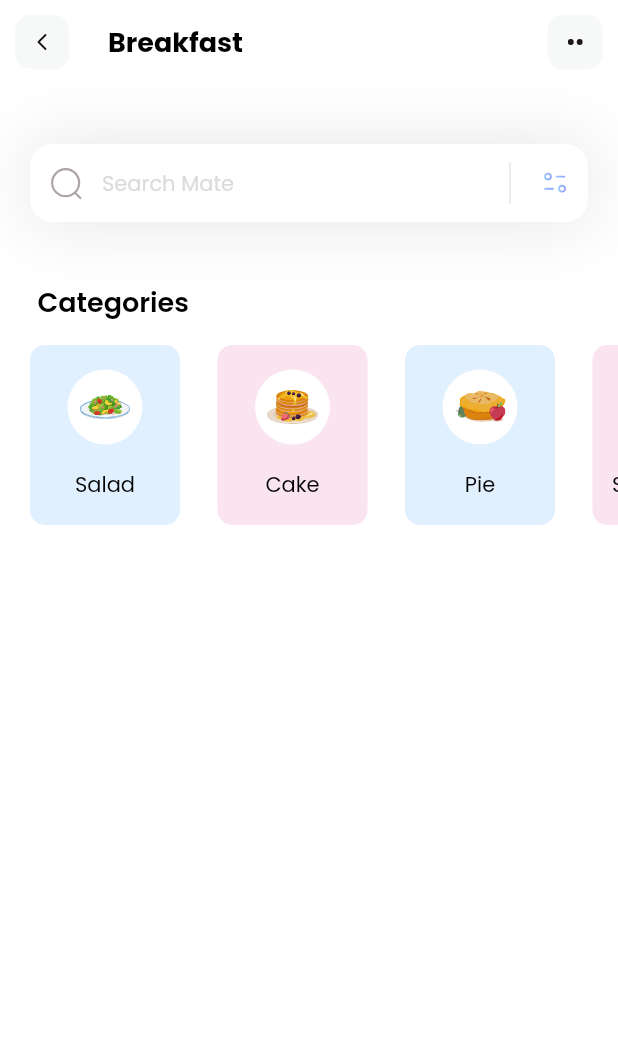
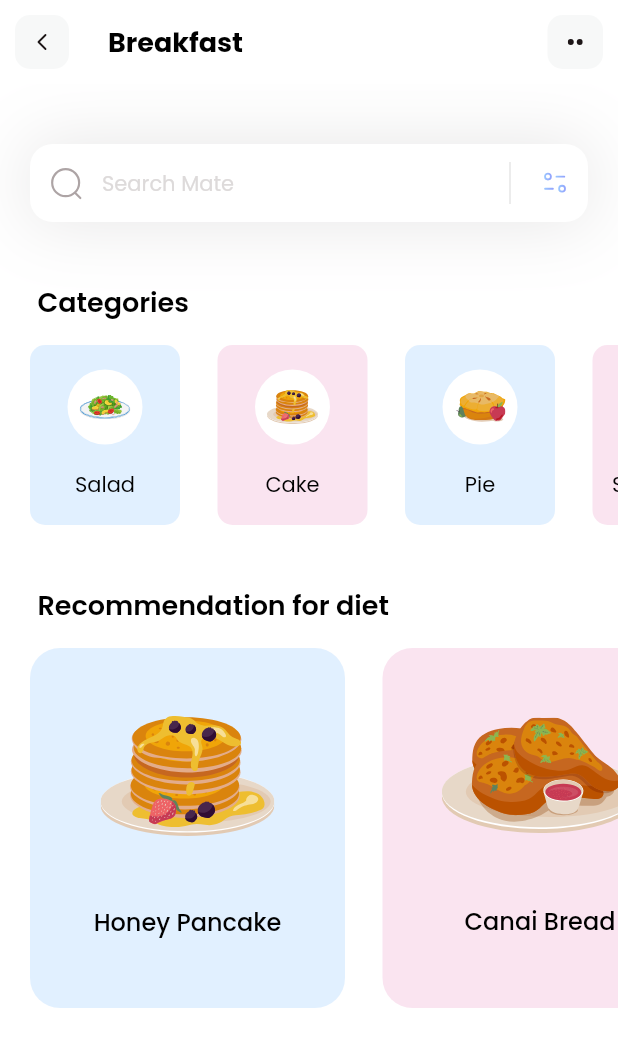
Before and after one commit to mamerida/dietApp, a Flutter app: the screen it shows after launch, on a phone screen of 412 x 824 dp. Shown: the top 1047 px of the screen. Run offline on Flutter 3.47's test engine with Material 2 defaults, Android fonts, the phone set to English and light mode, and no system bars; our stand-ins replace flutter_svg.

Commit message:
add diets

```diff
--- /dev/null
+++ b/lib/models/diet_model.dart
@@ -0,0 +1,51 @@
+import 'package:flutter/material.dart';
+
+class DietModel {
+  String name;
+  String iconPath;
+  String level;
+  String duration;
+  String calorie;
+  Color boxColor;
+  bool viewIsSelected;
+
+  DietModel({
+    required this.name,
+    required this.iconPath,
+    required this.level,
+    required this.duration,
+    required this.calorie,
+    required this.boxColor,
+    required this.viewIsSelected
+  });
+
+  static List < DietModel > getDiets() {
+    List < DietModel > diets = [];
+
+    diets.add(
+      DietModel(
+       name: 'Honey Pancake',
+       iconPath: 'assets/icons/honey-pancakes.svg',
+       level: 'Easy',
+       duration: '30mins',
+       calorie: '180kCal',
+       viewIsSelected: true,
+       boxColor: Color(0xff9DCEFF)
+      )
+    );
+
+    diets.add(
+      DietModel(
+       name: 'Canai Bread',
+       iconPath: 'assets/icons/canai-bread.svg',
+       level: 'Easy',
+       duration: '20mins',
+       calorie: '230kCal',
+       viewIsSelected: false,
+       boxColor: Color(0xffEEA4CE)
+      )
+    );
+
+    return diets;
+  }
+}
--- a/lib/pages/home.dart
+++ b/lib/pages/home.dart
@@ -1,4 +1,5 @@
 import 'package:fitness/models/category_models.dart';
+import 'package:fitness/models/diet_model.dart';
 import 'package:flutter/material.dart';
 import 'package:flutter_svg/svg.dart';
 
@@ -12,14 +13,21 @@ class HomePage extends StatefulWidget {
 
 class _HomePageState extends State<HomePage> {
   List<CategoryModel> categories = [];
+  List<DietModel> diets = [];
 
   void _getCategories(){
     categories = CategoryModel.getCategories();
   }
 
+  void _getDiets(){
+    diets = DietModel.getDiets();
+  }
+
+
   @override
   Widget build(BuildContext context){
     _getCategories();
+    _getDiets();
     return Scaffold(
       appBar: Appbar(),
       backgroundColor: Colors.white,
@@ -28,7 +36,60 @@ class _HomePageState extends State<HomePage> {
         children: [
           _searchField(),
           SizedBox(height: 40),
-          _categorySection()
+          _categorySection(),
+          SizedBox(height: 40),
+          Column(
+            crossAxisAlignment: CrossAxisAlignment.start,
+            children: [
+            const Padding(
+                padding: EdgeInsets.only(left: 25),
+                child: Text(
+                  "Recommendation for diet",
+                  style: TextStyle(
+                    color: Colors.black,
+                    fontSize: 18,
+                    fontWeight: FontWeight.w600
+                  ),
+                ),
+              ),
+              SizedBox(height: 15),
+              Container(
+                height: 240,
+                child: ListView.separated(
+                  separatorBuilder: (context, index) => SizedBox(width: 25,),
+                  itemCount: diets.length,
+                  scrollDirection: Axis.horizontal,
+                  padding: EdgeInsets.only(
+                    left: 20,
+                    right: 20
+                  ),
+                  itemBuilder: (context, index){
+                    return Container(
+                      width: 210,
+                      decoration: BoxDecoration(
+                        color: diets[index].boxColor.withOpacity(0.3),
+                        borderRadius: BorderRadius.circular(20)
+                      ),
+                      child: Column(
+                        mainAxisAlignment: MainAxisAlignment.spaceEvenly,
+                        children: [
+                          SvgPicture.asset(diets[index].iconPath),
+                          Text(
+                            diets[index].name,
+                            style: TextStyle(
+                              fontWeight: FontWeight.w500,
+                              color: Colors.black,
+                              fontSize: 16
+                            ),
+                          )
+                        ]
+                        ),
+                    );
+                  },
+                ),
+              )
+            ],
+          )
         ],
       )
     );
```
